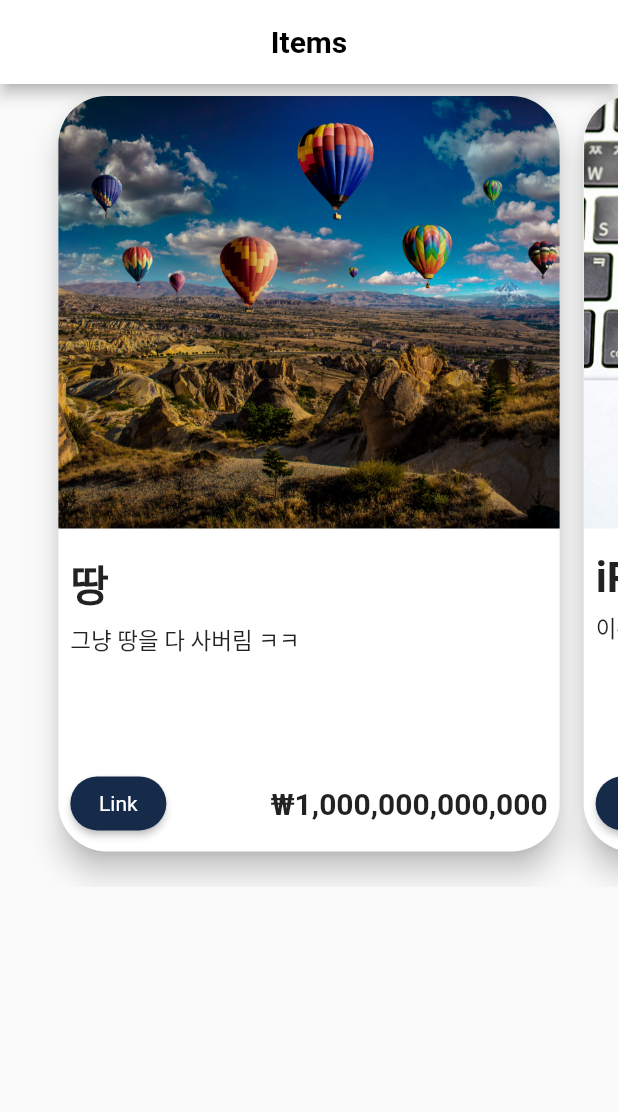
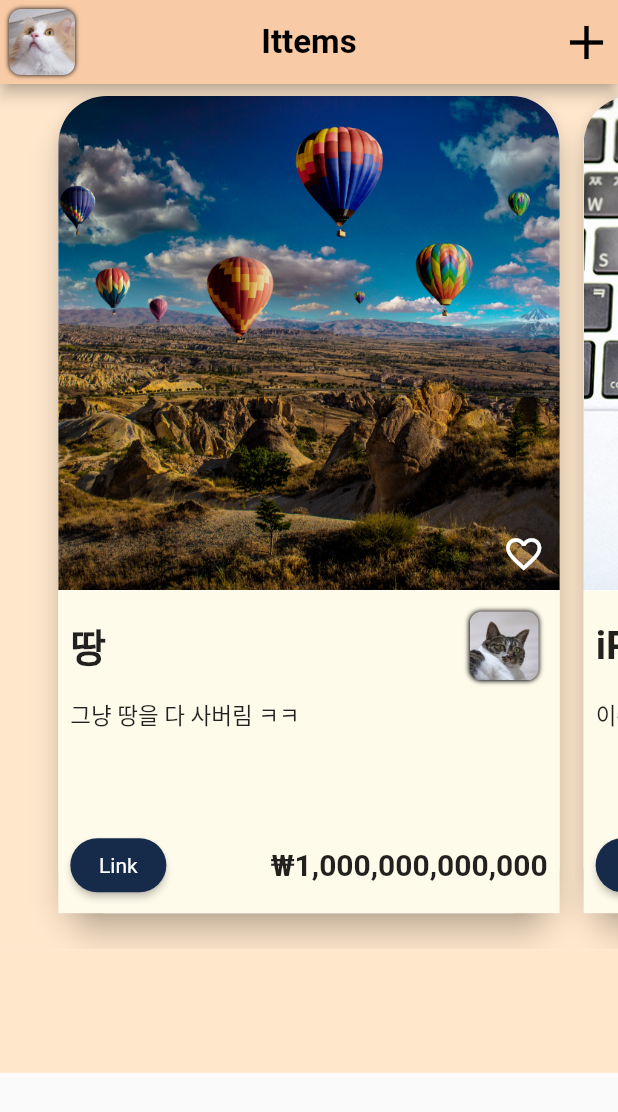
Before and after one commit to Seokhyeon-Park/Ittems, a Flutter app: the screen it shows after launch, on a phone screen of 412 x 824 dp. Shown: the top 1112 px of the screen. Run offline on Flutter 3.47's test engine with Material 2 defaults, Android fonts, the light colour scheme and no system bars.

Commit message:
style : 화면구성 추가

```diff
--- a/lib/body/body.dart
+++ b/lib/body/body.dart
@@ -9,26 +9,31 @@ class Body extends StatefulWidget {
 }
 
 class _BodyState extends State<Body> {
-  PageController? pageController;
+  PageController? bodyPageController;
 
   @override
   void initState() {
     super.initState();
-    pageController = PageController(viewportFraction: 0.85);
+    bodyPageController = PageController(viewportFraction: 0.85);
   }
 
   @override
   void dispose() {
     super.dispose();
-    pageController?.dispose();
+    bodyPageController?.dispose();
   }
 
   @override
   Widget build(BuildContext context) {
-    return SizedBox(
-      height: MediaQuery.of(context).size.height * 0.65,
+    const cBody = 0xffFFE7CC;
+
+    return Column(
+      children: [
+        Container(
+          height: MediaQuery.of(context).size.height * 0.7,
+          color: const Color(cBody),
           child: PageView(
-        controller: pageController,
+            controller: bodyPageController,
             children: const [
               SlidingCard(
                 title: '땅',
@@ -44,6 +49,12 @@ class _BodyState extends State<Body> {
               ),
             ],
           )
+        ),
+        Container(
+          height: MediaQuery.of(context).size.height * 0.10,
+          color: const Color(cBody),
+        )
+      ],
     );
   }
 }
--- a/lib/body/card_content.dart
+++ b/lib/body/card_content.dart
@@ -1,4 +1,5 @@
 import 'package:flutter/material.dart';
+import '../user/user_icon.dart';
 
 class CardContent extends StatelessWidget {
   const CardContent({
@@ -14,14 +15,28 @@ class CardContent extends StatelessWidget {
 
   @override
   Widget build(BuildContext context) {
-    return Padding(
+    const cContent = 0xffFFFBEB;
+    return Container(
+      color: const Color(cContent),
+      child: Padding(
         padding: const EdgeInsets.all(8),
         child: Column(
           crossAxisAlignment: CrossAxisAlignment.start,
           children: [
+            Row(
+              mainAxisAlignment: MainAxisAlignment.spaceBetween,
+              children: [
                 Text(
                   title,
-            style: const TextStyle(fontSize: 28, fontWeight: FontWeight.bold),
+                  style: const TextStyle(fontSize: 26, fontWeight: FontWeight.bold),
+                ),
+                const UserIcon(
+                  vMargin: 6,
+                  vImage: 'crk.png',
+                  vHeight: 46,
+                  vWidth: 46,
+                ),
+              ],
             ),
             const SizedBox(height: 6,),
             // DATE 추가
@@ -54,8 +69,9 @@ class CardContent extends StatelessWidget {
                   ),
                 ),
               ],
-          )
+            ),
           ],
+        ),
       ),
     );
   }
--- a/lib/body/sliding_card.dart
+++ b/lib/body/sliding_card.dart
@@ -24,7 +24,8 @@ class SlidingCard extends StatelessWidget {
       child: Column(
         children: [
           Container(
-            height: MediaQuery.of(context).size.height * 0.35,
+            height: MediaQuery.of(context).size.height * 0.40,
+            width: double.infinity,
             decoration: BoxDecoration(
               borderRadius: const BorderRadius.vertical(top: Radius.circular(32)),
               image: DecorationImage(
@@ -32,8 +33,22 @@ class SlidingCard extends StatelessWidget {
                 fit: BoxFit.cover
               )
             ),
+            child: Align(
+              alignment: Alignment.bottomRight,
+
+              child: IconButton(
+                icon: const Icon(
+                  Icons.favorite_border,
+                  size: 28,
+                ),
+                color: Colors.white,
+                onPressed: () {
+
+                },
+              ),
+            )
           ),
-          const SizedBox(height: 8,),
+          // const SizedBox(height: 8,),
           Expanded(
             child: CardContent(title: title, prise: prise, contents: contents,),
           )
--- a/lib/main.dart
+++ b/lib/main.dart
@@ -1,5 +1,6 @@
 import 'package:flutter/material.dart';
 import 'body/body.dart';
+import './user/user_icon.dart';
 
 void main() {
   runApp(
@@ -13,18 +14,39 @@ class MyApp extends StatelessWidget {
   // This widget is the root of your application.
   @override
   Widget build(BuildContext context) {
+    const cHeader = 0xffF8CBA6;
+
     return MaterialApp(
       home: Scaffold(
         appBar: AppBar(
+          leading: const UserIcon(
+              vMargin: 6,
+              vImage: 'DD.png',
+              vHeight: 46,
+              vWidth: 46,
+          ),
           title: const Text(
-            'Items',
+            'Ittems',
             style: TextStyle(
               color: Colors.black,
               fontWeight: FontWeight.bold,
+              fontSize: 22,
             ),
           ),
+          actions: [
+            IconButton(
+              icon: const Icon(
+                Icons.add,
+                size: 38,
+                color: Colors.black,
+              ),
+              onPressed: () {
+
+              },
+            ),
+          ],
           centerTitle: true,
-          backgroundColor: Colors.white,
+          backgroundColor: const Color(cHeader),
         ),
         body: const Body(),
         // bottomNavigationBar: BottomNavigationBar(
--- /dev/null
+++ b/lib/user/user_icon.dart
@@ -0,0 +1,35 @@
+import 'package:flutter/material.dart';
+
+class UserIcon extends StatelessWidget {
+  const UserIcon({
+    Key? key,
+    required this.vMargin,
+    required this.vImage,
+    required this.vHeight,
+    required this.vWidth,
+  }) : super(key: key);
+
+  final double vMargin;
+  final String vImage;
+  final double vHeight;
+  final double vWidth;
+
+  @override
+  Widget build(BuildContext context) {
+    return Container(
+      height: vHeight,
+      width: vWidth,
+      margin: EdgeInsets.all(vMargin),
+      decoration: BoxDecoration(
+          borderRadius: BorderRadius.circular(8),
+          // borderRadius: BorderRadius.circular(32),
+          color: Colors.black12,
+          image: DecorationImage(
+            image: AssetImage('assets/$vImage'),
+            fit: BoxFit.cover,
+          ),
+          boxShadow: const [BoxShadow(blurRadius: 2)]
+      ),
+    );
+  }
+}
```
Also changed, not shown: assets/DD.png (added), assets/crk.png (added). Lines whose indentation alone changed are shown as unchanged.
